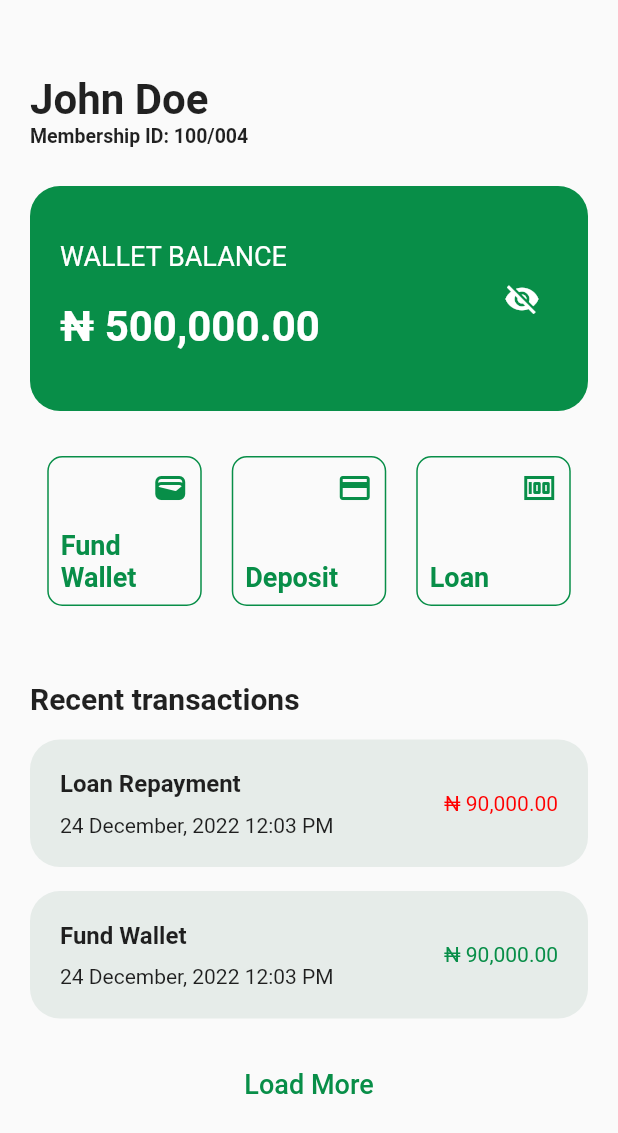
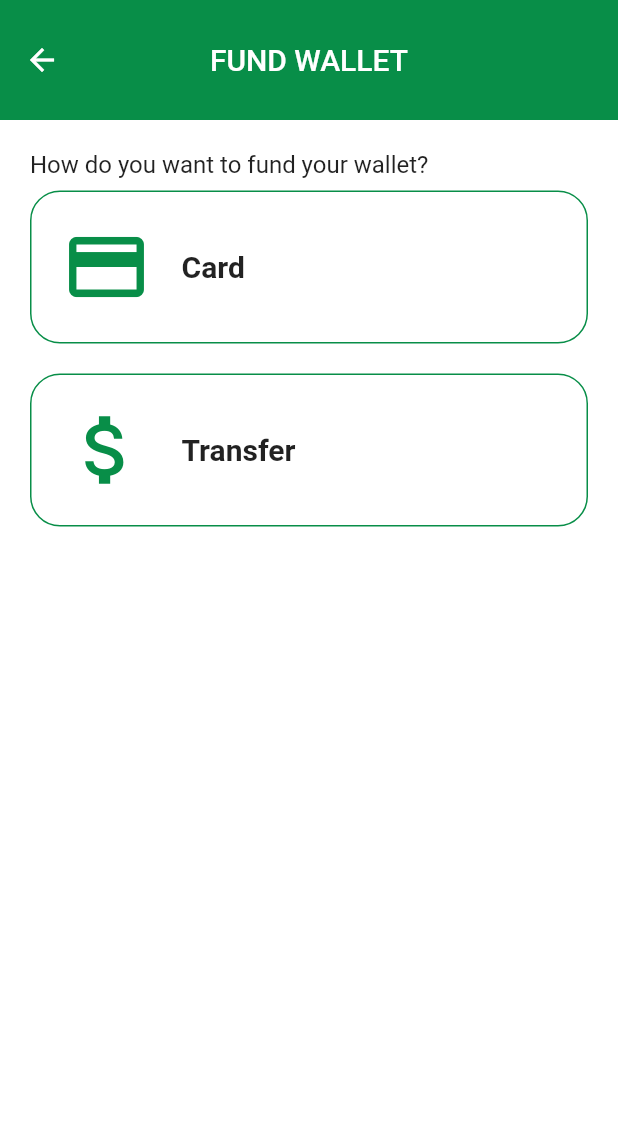
Before and after one commit to jayjaycrown/ARF-Payment-App, a Flutter app: the DashBoardView screen opened by its route, after a tap on "Fund Wallet", on a phone screen of 412 x 824 dp. Shown: the top 1133 px of the screen. Run offline on Flutter 3.47's test engine with Material 2 defaults, Android fonts, the phone set to English and light mode, and no system bars; our stand-ins replace image_gallery_saver, screenshot; missing offline and left inert: custom_date_range_picker.

Commit message:
Pending screenshot

```diff
--- a/lib/constants/routes.dart
+++ b/lib/constants/routes.dart
@@ -6,5 +6,8 @@ const dashBoardRoute = '/dashboard/';
 const transactionRoute = '/transactions/';
 const settingsRoute = '/settings/';
 const receiptRoute = '/receipt/';
+const walletOverviewRoute = '/fund_wallet';
+const cardFundRoute = '/card_fund/';
+const transferFundRoute = '/transfer_fund/';
 // const notesRoute = '/notes/';
 // const verifyEmailRoute = '/verify-email/';
--- a/lib/main.dart
+++ b/lib/main.dart
@@ -1,4 +1,7 @@
 import 'package:arfpaymentapp/constants/routes.dart';
+import 'package:arfpaymentapp/views/fund_wallet/card_fund_screen.dart';
+import 'package:arfpaymentapp/views/fund_wallet/overview_screen.dart';
+import 'package:arfpaymentapp/views/fund_wallet/transfer_fund_screen.dart';
 // import 'package:arfpaymentapp/views/receipt_screen.dart';
 import 'package:arfpaymentapp/views/tabs_view.dart';
 import 'package:arfpaymentapp/views/login_screen.dart';
@@ -62,6 +65,9 @@ class _MyAppState extends State<MyApp> {
         settingsRoute: (context) => const SettingsView(
               title: '',
             ),
+        walletOverviewRoute: (context) => const FundWalletView(),
+        cardFundRoute: (context) => const CardFundView(),
+        transferFundRoute: (context) => const TransferFundView()
         // receiptRoute: (context) => const ReceiptView(
         //       tnx: '',
         //     ),
--- a/lib/utils/form_helper.dart
+++ b/lib/utils/form_helper.dart
@@ -24,7 +24,7 @@ class FormHelper {
         // ignore: void_checks
         return onSaved(val);
       },
-      style: const TextStyle(fontSize: 14),
+      style: const TextStyle(fontSize: 16),
       // decoration: const InputDecoration(
       //   contentPadding:
       //       EdgeInsets.only(left: 16.0, right: 16.0, top: 0, bottom: 0),
@@ -49,7 +49,7 @@ class FormHelper {
         filled: true,
         fillColor: const Color.fromRGBO(231, 233, 232, 1),
         contentPadding:
-            const EdgeInsets.only(left: 16.0, right: 16.0, top: 0, bottom: 0),
+            const EdgeInsets.only(left: 18.0, right: 18.0, top: 10, bottom: 10),
         // border: InputBorder.none,
         hintStyle: const TextStyle(fontWeight: FontWeight.bold, fontSize: 14),
         prefixIcon: prefixIcon,
--- a/lib/views/dashboard_screen.dart
+++ b/lib/views/dashboard_screen.dart
@@ -146,7 +146,9 @@ class _DashBoardViewState extends State<DashBoardView> {
                           alignment: Alignment.centerLeft,
                           child: GestureDetector(
                             onTap: () {
-                              log('Fund Wallet');
+                              Navigator.of(context)
+                                  .pushNamed(walletOverviewRoute);
+                              // log('Fund Wallet');
                             },
                             child: SizedBox(
                               height: 100,
--- /dev/null
+++ b/lib/views/fund_wallet/overview_screen.dart
@@ -0,0 +1,126 @@
+// import 'dart:developer';
+import 'package:arfpaymentapp/constants/routes.dart';
+import 'package:flutter/material.dart';
+// import 'package:mdi/mdi.dart';
+
+class FundWalletView extends StatefulWidget {
+  const FundWalletView({super.key});
+
+  @override
+  State<FundWalletView> createState() => _FundWalletViewState();
+}
+
+class _FundWalletViewState extends State<FundWalletView> {
+  @override
+  Widget build(BuildContext context) {
+    return Scaffold(
+      backgroundColor: Colors.white,
+      appBar: AppBar(
+        elevation: 0.0,
+        backgroundColor: const Color(0xFF088E48),
+        title: const Text('FUND WALLET'),
+        centerTitle: true,
+        toolbarHeight: 80,
+      ),
+      body: Padding(
+        padding: const EdgeInsets.all(20.0),
+        child: Column(
+          children: [
+            const Padding(
+              padding: EdgeInsets.only(bottom: 8),
+              child: Align(
+                alignment: Alignment.centerLeft,
+                child: Text(
+                  'How do you want to fund your wallet?',
+                  style: TextStyle(
+                    fontSize: 16,
+                  ),
+                ),
+              ),
+            ),
+            GestureDetector(
+              onTap: () {
+                Navigator.of(context).pushNamed(cardFundRoute);
+                // log('Card');
+              },
+              child: Padding(
+                padding: const EdgeInsets.only(bottom: 20.0),
+                child: Container(
+                  decoration: BoxDecoration(
+                    borderRadius: const BorderRadius.all(
+                      Radius.circular(20),
+                    ),
+                    border: Border.all(
+                      color: const Color.fromRGBO(8, 142, 72, 1),
+                      width: 1,
+                    ),
+                  ),
+                  child: Padding(
+                    padding: const EdgeInsets.all(20.0),
+                    child: Row(
+                      children: const [
+                        Icon(
+                          Icons.credit_card_outlined,
+                          color: Color.fromRGBO(8, 142, 72, 1),
+                          size: 60,
+                        ),
+                        Padding(
+                          padding: EdgeInsets.only(left: 20),
+                          child: Text(
+                            'Card',
+                            style: TextStyle(
+                                fontSize: 20, fontWeight: FontWeight.w600),
+                          ),
+                        )
+                      ],
+                    ),
+                  ),
+                ),
+              ),
+            ),
+            GestureDetector(
+              onTap: () {
+                // log('Transfer');
+                Navigator.of(context).pushNamed(transferFundRoute);
+              },
+              child: Padding(
+                padding: const EdgeInsets.only(bottom: 20.0),
+                child: Container(
+                  decoration: BoxDecoration(
+                    borderRadius: const BorderRadius.all(
+                      Radius.circular(20),
+                    ),
+                    border: Border.all(
+                      color: const Color.fromRGBO(8, 142, 72, 1),
+                      width: 1,
+                    ),
+                  ),
+                  child: Padding(
+                    padding: const EdgeInsets.all(20.0),
+                    child: Row(
+                      children: const [
+                        Icon(
+                          Icons.attach_money,
+                          color: Color.fromRGBO(8, 142, 72, 1),
+                          size: 60,
+                        ),
+                        Padding(
+                          padding: EdgeInsets.only(left: 20),
+                          child: Text(
+                            'Transfer',
+                            style: TextStyle(
+                                fontSize: 20, fontWeight: FontWeight.w600),
+                          ),
+                        )
+                      ],
+                    ),
+                  ),
+                ),
+              ),
+            )
+          ],
+        ),
+      ),
+    );
+  }
+}
--- a/pubspec.yaml
+++ b/pubspec.yaml
@@ -41,6 +41,9 @@ dependencies:
   intl: ^0.18.0
   path_provider: ^2.0.2
   image_gallery_saver: ^1.7.1
+  mdi: ^5.0.0-nullsafety.0
+  screenshot: ^1.3.0
+
 
 
 
```
Also changed, not shown: lib/views/fund_wallet/card_fund_screen.dart (added, +236 -0 lines), lib/views/fund_wallet/transfer_fund_screen.dart (added, +280 -0 lines), lib/views/login_screen.dart (+9 -8 lines), pubspec.lock.
